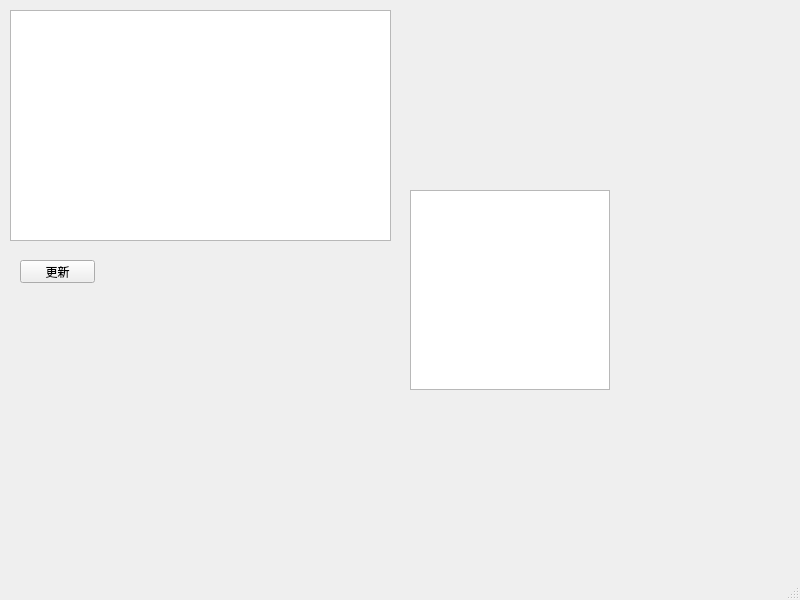
Qt form mainwindow.ui (gonchi1995/KoikatuCharaList) before a commit.
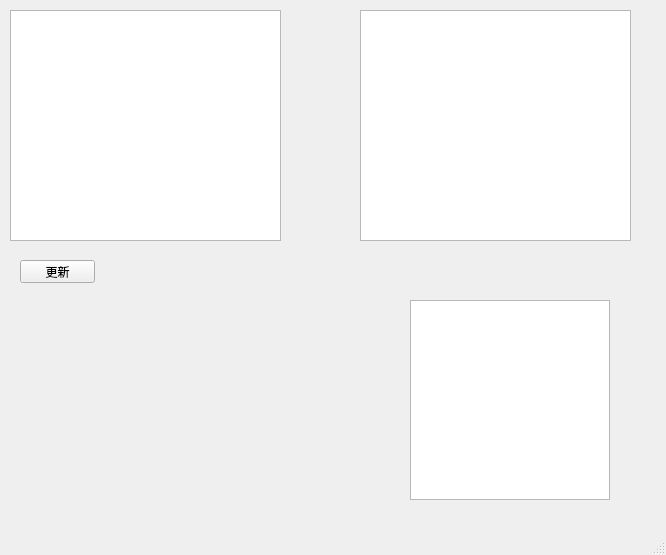
The same form after that commit.

Commit message: リストビューを追加

Diff of the .ui file:
```diff
--- a/mainwindow.ui
+++ b/mainwindow.ui
@@ -6,8 +6,8 @@
    <rect>
     <x>0</x>
     <y>0</y>
-    <width>800</width>
-    <height>600</height>
+    <width>666</width>
+    <height>555</height>
    </rect>
   </property>
   <property name="windowTitle">
@@ -19,7 +19,7 @@
      <rect>
       <x>10</x>
       <y>10</y>
-      <width>381</width>
+      <width>271</width>
       <height>231</height>
      </rect>
     </property>
@@ -41,12 +41,22 @@
     <property name="geometry">
      <rect>
       <x>410</x>
-      <y>190</y>
+      <y>300</y>
       <width>200</width>
       <height>200</height>
      </rect>
     </property>
    </widget>
+   <widget class="QListView" name="listViewImgList_2">
+    <property name="geometry">
+     <rect>
+      <x>360</x>
+      <y>10</y>
+      <width>271</width>
+      <height>231</height>
+     </rect>
+    </property>
+   </widget>
   </widget>
   <widget class="QMenuBar" name="menubar">
    <property name="geometry">
```
Left out of the diff: 2 changed lines with no effect on the pictures. The commit also changes 2 other files.
